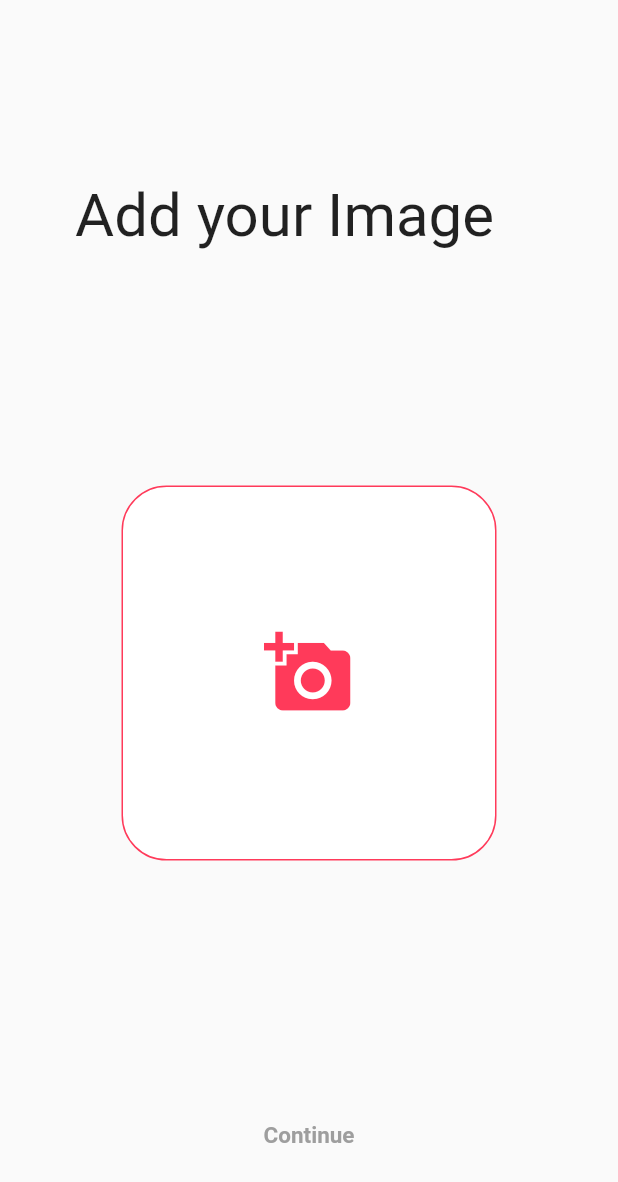
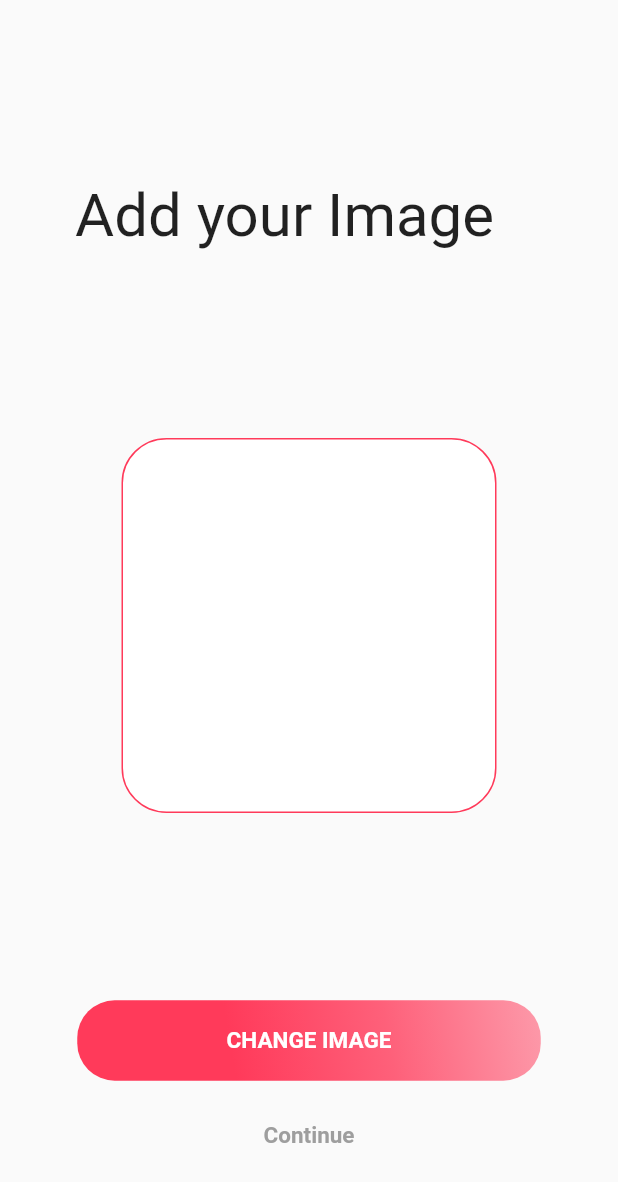
Before and after one commit to tongtony999/tidtornetworkapp, a Flutter app: the ProfilePicSet screen opened directly, on a phone screen of 412 x 824 dp. Shown: the top 1182 px of the screen. Run offline on Flutter 3.47's test engine with Material 2 defaults, Android fonts, the phone set to English and light mode, and no system bars; our stand-ins replace cached_network_image, cloud_firestore, country_code_picker, easy_localization, firebase_auth, firebase_core and 13 more; missing offline and left inert: agora_rtc_engine, flutter_facebook_auth, flutter_geocoder, flutter_mapbox_autocomplete, flutter_ringtone_player, flutter_webview_plugin; accounts and stored records are empty.

```diff
--- a/lib/Screens/auth/login.dart
+++ b/lib/Screens/auth/login.dart
@@ -366,14 +366,17 @@ class Login extends StatelessWidget {
         .then((QuerySnapshot snapshot) async {
       if (snapshot.docs.length > 0) {
         if (snapshot.docs[0].data()['location'] != null) {
+          print('Login1');
           Navigator.push(context,
               CupertinoPageRoute(builder: (context) => Tabbar(null, null)));
         } else {
+          print('Login2');
           Navigator.push(
               context, CupertinoPageRoute(builder: (context) => Welcome()));
         }
       } else {
         await _setDataUser(currentUser);
+        print('Login3');
         Navigator.push(
             context, CupertinoPageRoute(builder: (context) => Welcome()));
       }
--- a/lib/Screens/profilePicSet.dart
+++ b/lib/Screens/profilePicSet.dart
@@ -24,7 +24,7 @@ class ProfilePicSet extends StatefulWidget {
 class _ProfilePicSetState extends State<ProfilePicSet> {
   final au.FirebaseAuth? auth = au.FirebaseAuth.instance;
   String? imgUrl = '';
-  bool isImageUploaded = false;
+  bool isImageUploaded = true;
   @override
   Widget build(BuildContext context) {
     return Scaffold(
@@ -71,12 +71,13 @@ class _ProfilePicSetState extends State<ProfilePicSet> {
                             )
                           : ClipRRect(
                               borderRadius: BorderRadius.circular(30),
-                              child: Image.network(
-                                imgUrl!,
-                                width: 250,
-                                height: 250,
-                                fit: BoxFit.fill,
-                              ))),
+                              child: Container())),
+                              // child: Image.network(
+                              //   imgUrl!,
+                              //   width: 250,
+                              //   height: 250,
+                              //   fit: BoxFit.fill,
+                              // ))),
                 ),
               ),
               isImageUploaded
@@ -115,7 +116,7 @@ class _ProfilePicSetState extends State<ProfilePicSet> {
                       ),
                     )
                   : SizedBox.shrink(),
-              imgUrl!.length > 0
+              (imgUrl?.length??0) > 0
                   ? Padding(
                       padding: const EdgeInsets.only(bottom: 40),
                       child: Align(
@@ -177,7 +178,16 @@ class _ProfilePicSetState extends State<ProfilePicSet> {
                                     color: secondryColor,
                                     fontWeight: FontWeight.bold),
                               ))),
-                          onTap: () {},
+                          onTap: () {
+                            print(widget.userData);
+                            Navigator.push(
+                                context,
+                                CupertinoPageRoute(
+                                  builder: (context) =>
+                                      AllowLocation(widget.userData),
+                                  // Gender(widget.userData)
+                                ));
+                          },
                         ),
                       ),
                     )
--- a/lib/models/user_model.dart
+++ b/lib/models/user_model.dart
@@ -55,7 +55,7 @@ class User {
         showGender: doc.data()!['showGender'] ?? "",
         maxDistance: doc.data()!['maximum_distance'],
         sexualOrientation:
-            doc.data()!['sexualOrientation']['orientation'] ?? "",
+            doc.data()?['sexualOrientation']['orientation'] ?? "",
         age: ((DateTime.now()
                     .difference(DateTime.parse(doc.data()!["user_DOB"]))
                     .inDays) /
```
Also changed, not shown: lib/Screens/seach_location.dart (+41 -25 lines), pubspec.lock, 3 other files.
